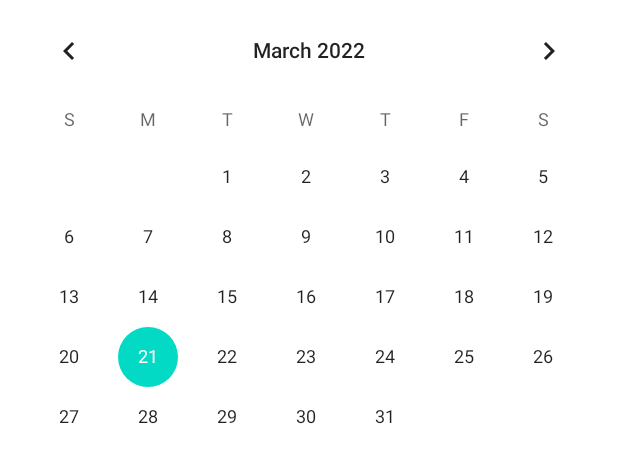
After one commit to ArtemPopov18/IntroductionToAndroidLesson1, an Android app: the layout task3.xml on its own in the app's theme, with its tools: preview values and no code run, on a phone screen of 412 x 824 dp. The commit adds this screen. Shown: the top 463 px of the screen. Run offline under Robolectric (Android 15) with nearby library versions, the phone set to English and light mode, and no system bars.

Commit message:
add task3

```diff
--- a/app/src/main/res/layout/task2.xml
+++ b/app/src/main/res/layout/task2.xml
@@ -40,4 +40,6 @@
         android:inputType="textEmailAddress"
         android:hint="@string/textEmailAddress" />
 
+
+
 </LinearLayout>
--- /dev/null
+++ b/app/src/main/res/layout/task3.xml
@@ -0,0 +1,12 @@
+<?xml version="1.0" encoding="utf-8"?>
+<LinearLayout xmlns:android="http://schemas.android.com/apk/res/android"
+    android:layout_width="match_parent"
+    android:layout_height="match_parent"
+    >
+
+    <CalendarView
+        android:layout_width="match_parent"
+        android:layout_height="wrap_content"
+        />
+
+</LinearLayout>
```
